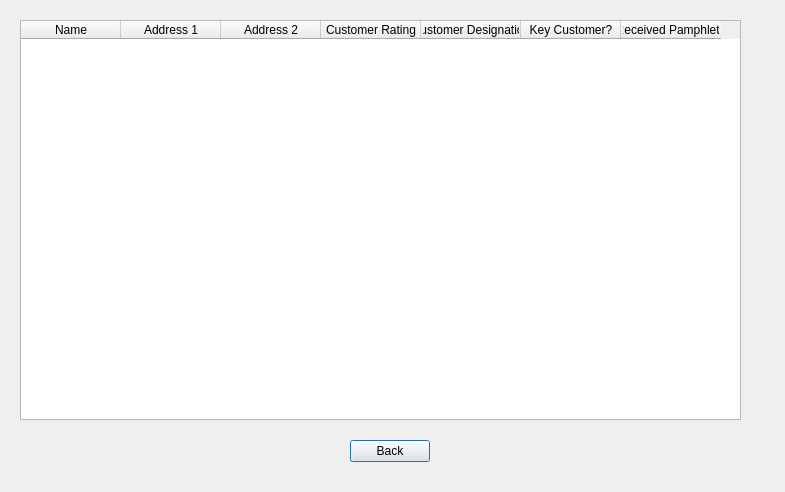
Before: the Qt Designer form Project2/admincustomerlist.ui in msamatar0/Project2, drawn with Qt 5.
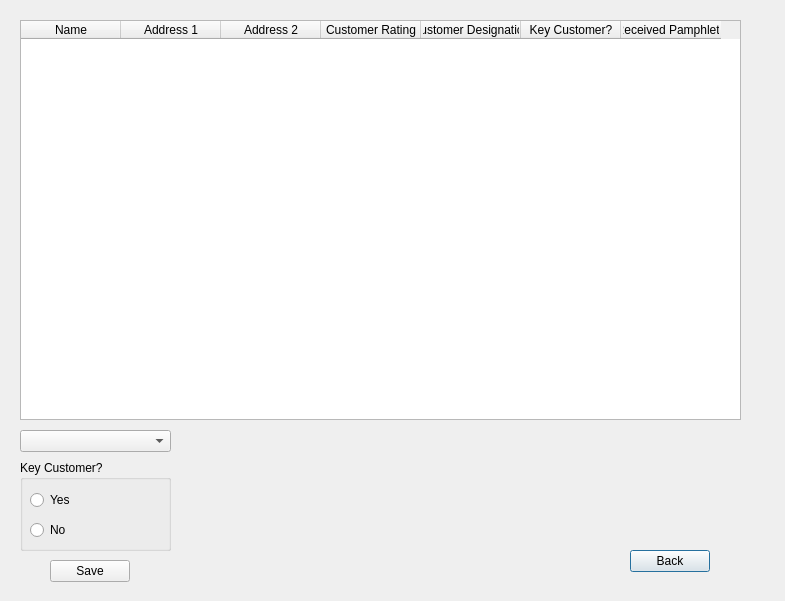
After: the same form once the commit is applied.

```diff
--- a/Project2/admincustomerlist.ui
+++ b/Project2/admincustomerlist.ui
@@ -7,7 +7,7 @@
     <x>0</x>
     <y>0</y>
     <width>785</width>
-    <height>492</height>
+    <height>601</height>
    </rect>
   </property>
   <property name="windowTitle">
@@ -61,8 +61,8 @@
   <widget class="QPushButton" name="customerList_pushButton_back">
    <property name="geometry">
     <rect>
-     <x>350</x>
-     <y>440</y>
+     <x>630</x>
+     <y>550</y>
      <width>80</width>
      <height>22</height>
     </rect>
@@ -71,6 +71,68 @@
     <string>Back</string>
    </property>
   </widget>
+  <widget class="QGroupBox" name="groupBox">
+   <property name="geometry">
+    <rect>
+     <x>20</x>
+     <y>460</y>
+     <width>151</width>
+     <height>91</height>
+    </rect>
+   </property>
+   <property name="title">
+    <string>Key Customer?</string>
+   </property>
+   <widget class="QRadioButton" name="radioButton_yes">
+    <property name="geometry">
+     <rect>
+      <x>10</x>
+      <y>30</y>
+      <width>121</width>
+      <height>20</height>
+     </rect>
+    </property>
+    <property name="text">
+     <string>Yes</string>
+    </property>
+   </widget>
+   <widget class="QRadioButton" name="radioButton_no">
+    <property name="geometry">
+     <rect>
+      <x>10</x>
+      <y>60</y>
+      <width>111</width>
+      <height>20</height>
+     </rect>
+    </property>
+    <property name="text">
+     <string>No</string>
+    </property>
+   </widget>
+  </widget>
+  <widget class="QComboBox" name="comboBox_customer">
+   <property name="geometry">
+    <rect>
+     <x>20</x>
+     <y>430</y>
+     <width>151</width>
+     <height>22</height>
+    </rect>
+   </property>
+  </widget>
+  <widget class="QPushButton" name="pushButton">
+   <property name="geometry">
+    <rect>
+     <x>50</x>
+     <y>560</y>
+     <width>80</width>
+     <height>22</height>
+    </rect>
+   </property>
+   <property name="text">
+    <string>Save</string>
+   </property>
+  </widget>
  </widget>
  <resources/>
  <connections/>
```
